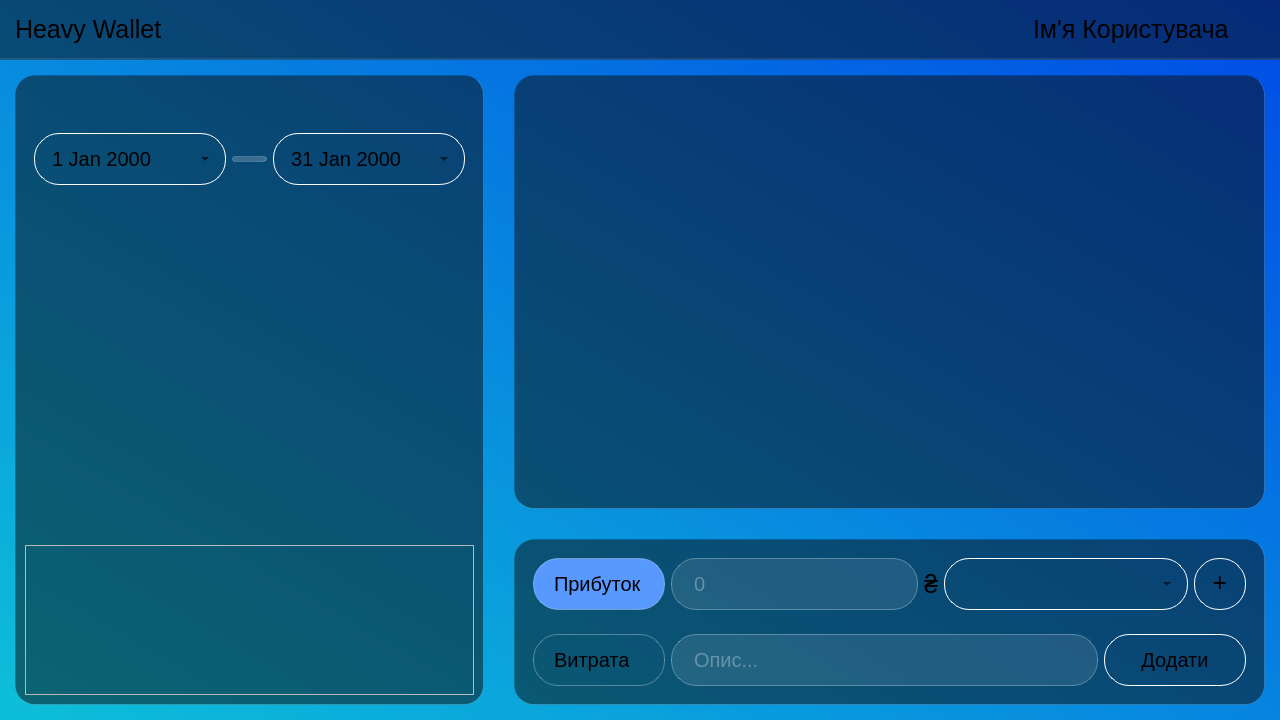
BogdanKalysh/budget_manager_app, file budget_manager_frontend/forms/mainwindow.ui: the form before one commit.
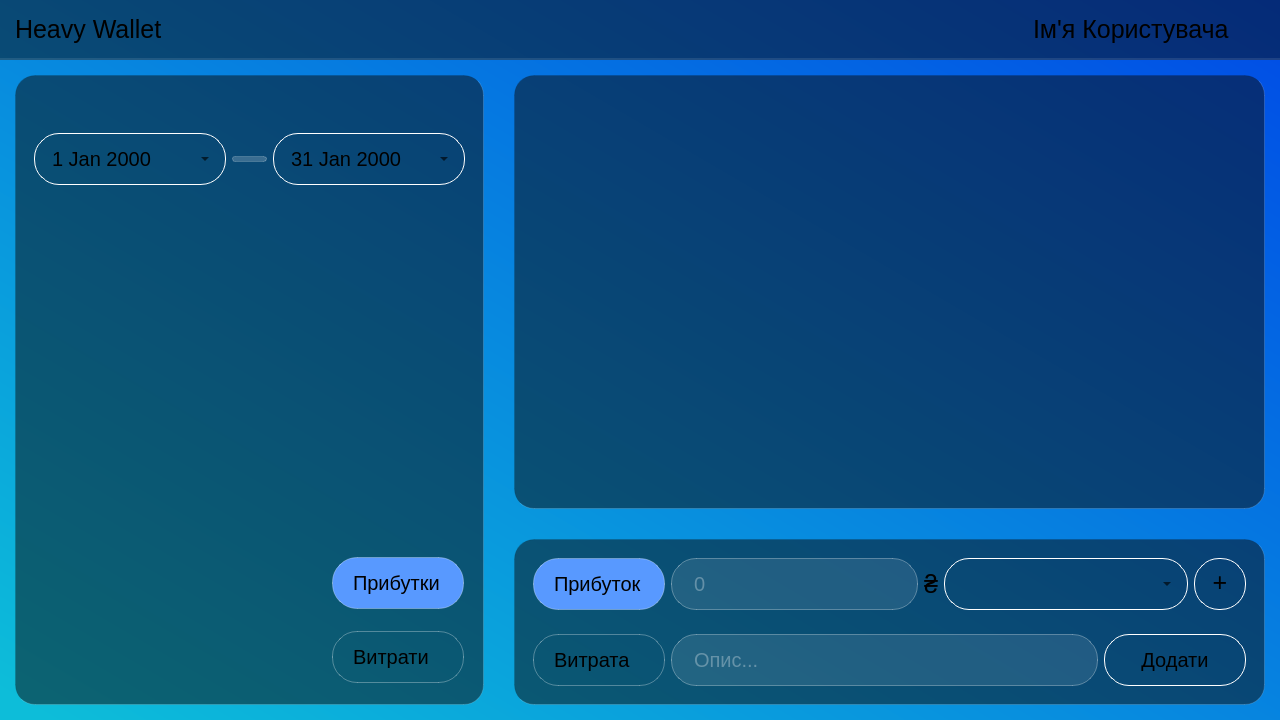
The form after the commit. Icons and pictures are not drawn.

What changed in the file:
```diff
--- a/budget_manager_frontend/forms/mainwindow.ui
+++ b/budget_manager_frontend/forms/mainwindow.ui
@@ -53,7 +53,7 @@
 QLabel{
  font-size: 25px;
 }
-
+	
 #addTransactionFrameBottom, #addTransactionFrameTop{
  border-style: none;
 }
@@ -118,7 +118,7 @@
 	border-style: none;
 }
 
-QListWidget::item{
+#TransactionsList::item{
 	background: rgba(255,255,255,0.2);
 	border-radius: 20px;
 	border: 1px solid rgba( 255, 255, 255, 0.18 );
@@ -168,6 +168,20 @@
 #addCategoryButton::hover{
  background: rgb(88, 153, 255);
  border-style: none;
+}
+
+#legendList,  #legend{
+	background: transparent;
+	border-style: none;
+}
+
+#legendList::item{
+	background: transparent;
+	font-size: 15px;
+}
+
+#legendList::item::hover{
+	background: rgba(255,255,255,0.5) ;
 }</string>
   </property>
   <widget class="QWidget" name="centralwidget">
@@ -500,7 +514,43 @@
             <property name="frameShadow">
              <enum>QFrame::Raised</enum>
             </property>
-            <layout class="QGridLayout" name="gridLayout_3"/>
+            <layout class="QGridLayout" name="gridLayout_3">
+             <property name="leftMargin">
+              <number>0</number>
+             </property>
+             <property name="topMargin">
+              <number>0</number>
+             </property>
+             <property name="rightMargin">
+              <number>10</number>
+             </property>
+             <property name="bottomMargin">
+              <number>0</number>
+             </property>
+             <property name="spacing">
+              <number>10</number>
+             </property>
+             <item row="1" column="1">
+              <widget class="QRadioButton" name="expencesLegendRadioButton">
+               <property name="text">
+                <string>Витрати</string>
+               </property>
+              </widget>
+             </item>
+             <item row="0" column="1">
+              <widget class="QRadioButton" name="incomesLegendRadioButton">
+               <property name="text">
+                <string>Прибутки</string>
+               </property>
+               <property name="checked">
+                <bool>true</bool>
+               </property>
+              </widget>
+             </item>
+             <item row="0" column="0" rowspan="2">
+              <widget class="QListWidget" name="legendList"/>
+             </item>
+            </layout>
            </widget>
           </item>
          </layout>
```
Left out of the diff: 8 changed lines with no effect on the pictures.
